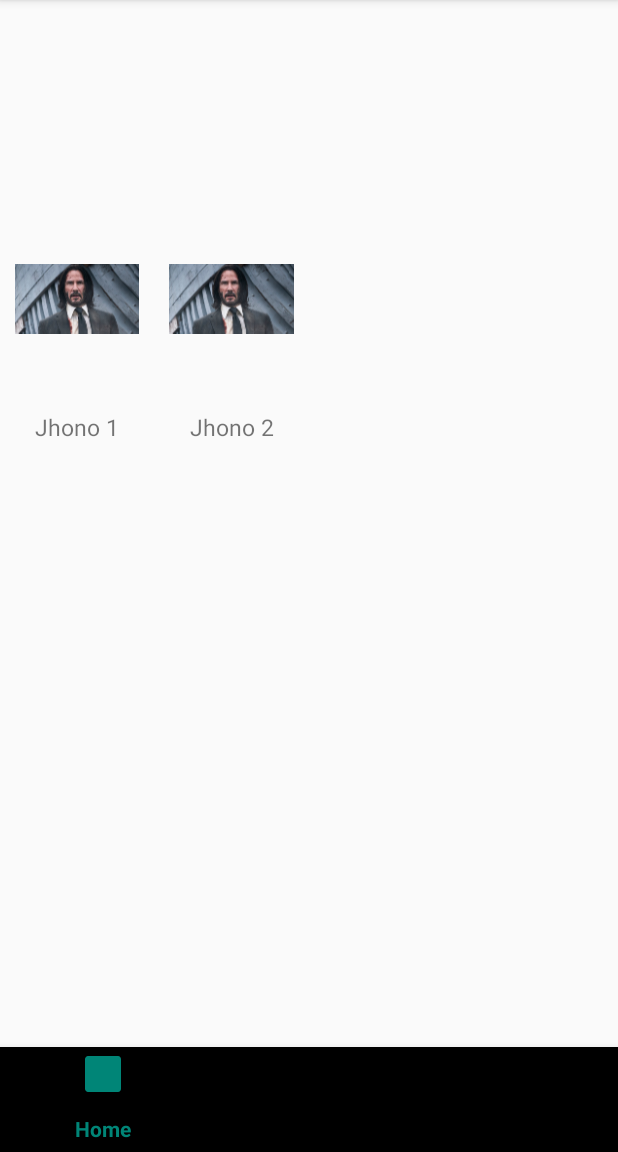
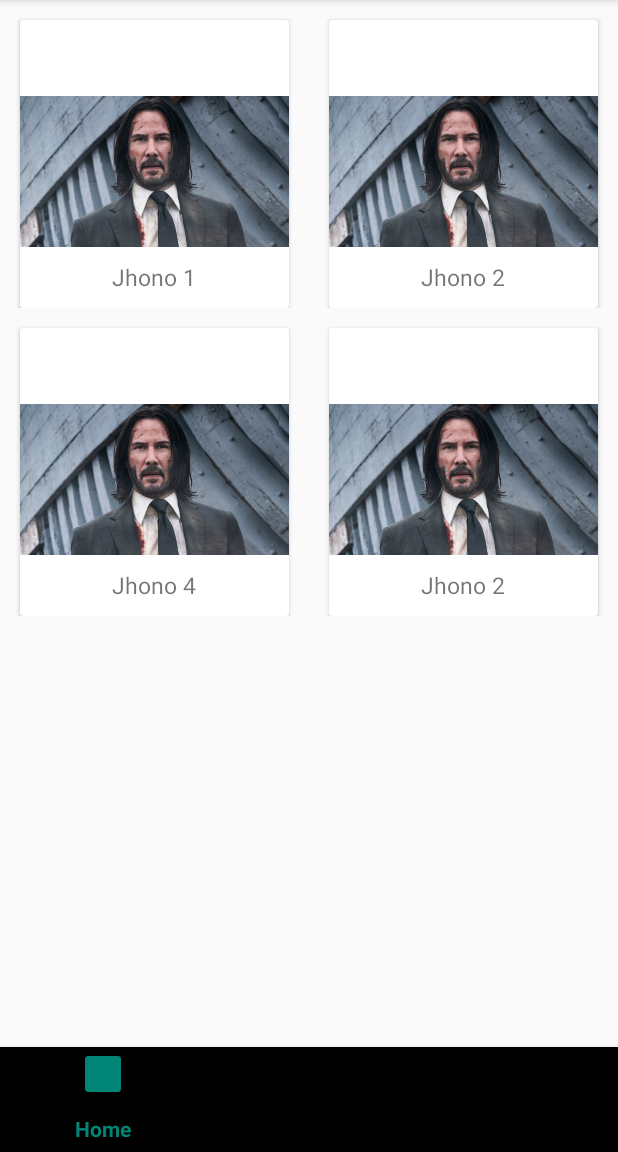
Before and after one commit to canraar07/Go_Teknisi, an Android app: the DashboardListFragment screen opened directly, with no data from a screen before it, on a phone screen of 412 x 824 dp, the part 84-1236 px from its top. Run offline under Robolectric (Android 15) with nearby library versions, the phone set to English and light mode, and no system bars.

Commit message:
push new

```diff
--- a/app/src/main/java/com/goteknisi/ui/dashboarcus/DashboardListFragment.kt
+++ b/app/src/main/java/com/goteknisi/ui/dashboarcus/DashboardListFragment.kt
@@ -14,8 +14,8 @@ import kotlinx.android.synthetic.main.fragment_dashboard_list.*
 
 class DashboardListFragment : Fragment() {
 
-    private val arrayName = arrayOf("Jhono 1", "Jhono 2")
-    private val arrayImg = intArrayOf(R.drawable.jhon, R.drawable.jhon)
+    private val arrayName = arrayOf("Jhono 1", "Jhono 2", "Jhono 4", "Jhono 2")
+    private val arrayImg = intArrayOf(R.drawable.jhon, R.drawable.jhon, R.drawable.jhon, R.drawable.jhon)
     val lisdata = ArrayList<Datalis>()
 
     companion object {
@@ -32,7 +32,7 @@ class DashboardListFragment : Fragment() {
     override fun onActivityCreated(savedInstanceState: Bundle?) {
         super.onActivityCreated(savedInstanceState)
         creatDumy()
-        recycleDashboard.layoutManager = GridLayoutManager(this.context, 4)
+        recycleDashboard.layoutManager = GridLayoutManager(this.context, 2)
         val gridAdapter = DashboardListAdapter(lisdata)
         recycleDashboard.adapter = gridAdapter
     }
--- a/app/src/main/res/layout/dashboar_cus_fragment.xml
+++ b/app/src/main/res/layout/dashboar_cus_fragment.xml
@@ -11,10 +11,11 @@
     <androidx.constraintlayout.widget.ConstraintLayout
         android:id="@+id/constMainAct"
         android:layout_width="match_parent"
-        android:layout_height="650dp"
+        android:layout_height="match_parent"
         app:layout_constraintBottom_toTopOf="@+id/bottomNavigationView"
         app:layout_constraintEnd_toEndOf="parent"
         app:layout_constraintStart_toStartOf="parent"
+        android:layout_marginBottom="70dp"
         app:layout_constraintTop_toTopOf="parent">
 
     </androidx.constraintlayout.widget.ConstraintLayout>
--- a/app/src/main/res/layout/fragment_dashboard_list.xml
+++ b/app/src/main/res/layout/fragment_dashboard_list.xml
@@ -7,7 +7,7 @@
     tools:context=".ui.dashboarcus.DashboardListFragment">
 
     <androidx.recyclerview.widget.RecyclerView
-        android:layout_marginTop="80dp"
+        android:layout_marginBottom="10dp"
         android:id="@+id/recycleDashboard"
         android:layout_width="match_parent"
         android:layout_height="match_parent"
--- a/app/src/main/res/layout/template_grid_dashboard.xml
+++ b/app/src/main/res/layout/template_grid_dashboard.xml
@@ -3,16 +3,25 @@
     xmlns:app="http://schemas.android.com/apk/res-auto"
     xmlns:tools="http://schemas.android.com/tools"
     android:layout_width="match_parent"
-    android:layout_marginLeft="10dp"
-    android:layout_marginRight="10dp"
-    android:layout_marginTop="10dp"
-    android:layout_marginBottom="10dp"
-    android:layout_height="wrap_content">
-
+    android:layout_marginLeft="5dp"
+    android:layout_marginRight="5dp"
+    android:layout_marginTop="5dp"
+    android:layout_height="200dp">
+    <com.google.android.material.card.MaterialCardView
+        android:layout_width="match_parent"
+        android:layout_height="match_parent"
+        style="@style/CardView.Light"
+        android:layout_marginLeft="@dimen/mtrl_card_spacing"
+        android:layout_marginTop="@dimen/mtrl_card_spacing"
+        android:layout_marginRight="@dimen/mtrl_card_spacing"
+        tools:ignore="MissingConstraints">
+        <androidx.constraintlayout.widget.ConstraintLayout
+            android:layout_width="match_parent"
+            android:layout_height="match_parent">
             <ImageView
                 android:id="@+id/imageView"
                 android:layout_width="match_parent"
-        android:layout_height="150dp"
+                android:layout_height="match_parent"
                 android:layout_marginTop="10dp"
                 app:layout_constraintEnd_toEndOf="parent"
                 app:layout_constraintStart_toStartOf="parent"
@@ -21,13 +30,15 @@
 
             <TextView
                 android:id="@+id/textView"
-        android:layout_width="wrap_content"
+                android:layout_width="match_parent"
                 android:layout_height="wrap_content"
                 android:layout_marginBottom="10dp"
+                android:textAlignment="center"
                 android:text="TextView"
                 android:textSize="15sp"
                 app:layout_constraintBottom_toBottomOf="parent"
                 app:layout_constraintEnd_toEndOf="parent"
-        app:layout_constraintStart_toStartOf="parent"
-        app:layout_constraintTop_toBottomOf="@+id/imageView" />
+                app:layout_constraintStart_toStartOf="parent"/>
         </androidx.constraintlayout.widget.ConstraintLayout>
+    </com.google.android.material.card.MaterialCardView>
+</androidx.constraintlayout.widget.ConstraintLayout>
```
Lines whose indentation alone changed are shown as unchanged.
